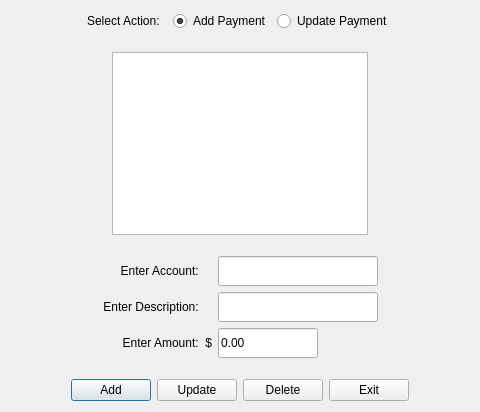
Qt form CashFlowManager/updateautomaticmonthlypaymentsdialog.ui (epw7856/CashFlowManager) before a commit.
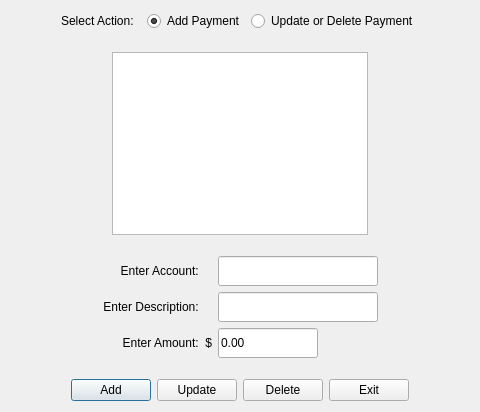
The same form after that commit.

Commit message: Updated several table models and also the selection behavior for the update automatic monthly payment dialog.

Patch:
```diff
--- a/CashFlowManager/updateautomaticmonthlypaymentsdialog.ui
+++ b/CashFlowManager/updateautomaticmonthlypaymentsdialog.ui
@@ -55,7 +55,7 @@
      <item>
       <widget class="QRadioButton" name="radioButtonUpdate">
        <property name="text">
-        <string>Update Payment</string>
+        <string>Update or Delete Payment</string>
        </property>
       </widget>
      </item>
```
The commit also changes 6 other files.
